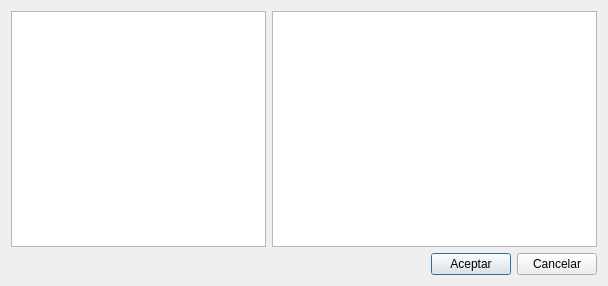
Above: Zona_Pacientes/frmaddtipocliente.ui from arcnexus/RedFoX before the change. Below: the same form after it.
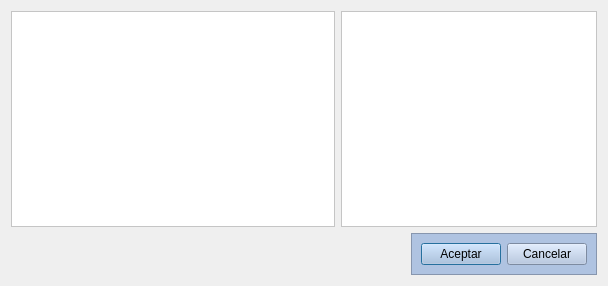
That is the form after the change. Icons and pictures are not drawn.

Commit message: Cambio color menu principal terra (pendiente aprovación)

What changed in the file:
```diff
--- a/Zona_Pacientes/frmaddtipocliente.ui
+++ b/Zona_Pacientes/frmaddtipocliente.ui
@@ -18,10 +18,14 @@
     <normaloff>:/Icons/PNG/terra.png</normaloff>:/Icons/PNG/terra.png</iconset>
   </property>
   <layout class="QGridLayout" name="gridLayout">
-   <item row="0" column="0">
-    <widget class="QListView" name="list_Familia"/>
+   <item row="0" column="2" colspan="2">
+    <widget class="QTableWidget" name="table_Subfamilia">
+     <property name="styleSheet">
+      <string notr="true">background-color: rgb(255, 255, 255);</string>
+     </property>
+    </widget>
    </item>
-   <item row="1" column="1">
+   <item row="1" column="0">
     <spacer name="horizontalSpacer">
      <property name="orientation">
       <enum>Qt::Horizontal</enum>
@@ -34,22 +38,41 @@
      </property>
     </spacer>
    </item>
-   <item row="1" column="2">
+   <item row="0" column="0" colspan="2">
+    <widget class="QListView" name="list_Familia">
+     <property name="styleSheet">
+      <string notr="true">background-color: rgb(255, 255, 255);</string>
+     </property>
+    </widget>
+   </item>
+   <item row="1" column="3">
+    <widget class="QFrame" name="frame">
+     <property name="styleSheet">
+      <string notr="true">background-color: rgb(175,195,225);</string>
+     </property>
+     <property name="frameShape">
+      <enum>QFrame::StyledPanel</enum>
+     </property>
+     <property name="frameShadow">
+      <enum>QFrame::Raised</enum>
+     </property>
+     <layout class="QHBoxLayout" name="horizontalLayout">
+      <item>
     <widget class="QPushButton" name="pushButton">
      <property name="text">
       <string>Aceptar</string>
      </property>
     </widget>
    </item>
-   <item row="1" column="3">
+      <item>
     <widget class="QPushButton" name="pushButton_2">
      <property name="text">
       <string>Cancelar</string>
      </property>
     </widget>
    </item>
-   <item row="0" column="1" colspan="3">
-    <widget class="QTableWidget" name="table_Subfamilia"/>
+     </layout>
+    </widget>
    </item>
   </layout>
  </widget>
```
Lines whose indentation alone changed are shown as unchanged. The commit also changes 3 other files.
